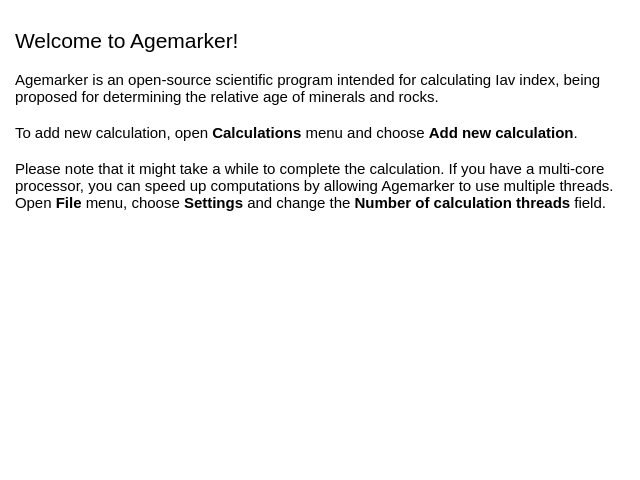
The window that src/Widgets/welcomewidget.ui (skyproject/agemarker) describes before a commit, drawn with Qt 5.
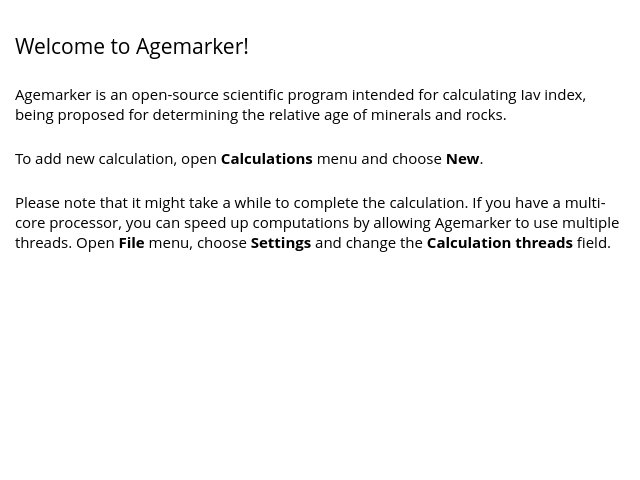
The same window after the commit.

Patch:
```diff
--- a/src/Widgets/welcomewidget.ui
+++ b/src/Widgets/welcomewidget.ui
@@ -82,6 +82,8 @@
     <widget class="QTextBrowser" name="textBrowser">
      <property name="font">
       <font>
+       <family>Open Sans</family>
+       <pointsize>11</pointsize>
        <stylestrategy>PreferAntialias</stylestrategy>
       </font>
      </property>
@@ -92,15 +94,15 @@
       <string>&lt;!DOCTYPE HTML PUBLIC &quot;-//W3C//DTD HTML 4.0//EN&quot; &quot;http://www.w3.org/TR/REC-html40/strict.dtd&quot;&gt;
 &lt;html&gt;&lt;head&gt;&lt;meta name=&quot;qrichtext&quot; content=&quot;1&quot; /&gt;&lt;style type=&quot;text/css&quot;&gt;
 p, li { white-space: pre-wrap; }
-&lt;/style&gt;&lt;/head&gt;&lt;body style=&quot; font-family:'MS Shell Dlg 2'; font-size:8.25pt; font-weight:400; font-style:normal;&quot;&gt;
-&lt;p style=&quot;-qt-paragraph-type:empty; margin-top:0px; margin-bottom:0px; margin-left:0px; margin-right:0px; -qt-block-indent:0; text-indent:0px; font-size:8pt;&quot;&gt;&lt;br /&gt;&lt;/p&gt;
-&lt;p style=&quot; margin-top:0px; margin-bottom:0px; margin-left:0px; margin-right:0px; -qt-block-indent:0; text-indent:0px;&quot;&gt;&lt;span style=&quot; font-family:'Open Sans'; font-size:16pt;&quot;&gt;Welcome to Agemarker!&lt;/span&gt;&lt;/p&gt;
-&lt;p style=&quot;-qt-paragraph-type:empty; margin-top:0px; margin-bottom:0px; margin-left:0px; margin-right:0px; -qt-block-indent:0; text-indent:0px; font-family:'Open Sans'; font-size:11pt;&quot;&gt;&lt;br /&gt;&lt;/p&gt;
-&lt;p style=&quot; margin-top:0px; margin-bottom:0px; margin-left:0px; margin-right:0px; -qt-block-indent:0; text-indent:0px;&quot;&gt;&lt;span style=&quot; font-family:'Open Sans'; font-size:11pt;&quot;&gt;Agemarker is an open-source scientific program intended for calculating Iav index, being proposed for determining the relative age of minerals and rocks.&lt;/span&gt;&lt;/p&gt;
-&lt;p style=&quot;-qt-paragraph-type:empty; margin-top:0px; margin-bottom:0px; margin-left:0px; margin-right:0px; -qt-block-indent:0; text-indent:0px; font-family:'Open Sans'; font-size:11pt;&quot;&gt;&lt;br /&gt;&lt;/p&gt;
-&lt;p style=&quot; margin-top:0px; margin-bottom:0px; margin-left:0px; margin-right:0px; -qt-block-indent:0; text-indent:0px;&quot;&gt;&lt;span style=&quot; font-family:'Open Sans'; font-size:11pt;&quot;&gt;To add new calculation, open &lt;/span&gt;&lt;span style=&quot; font-family:'Open Sans'; font-size:11pt; font-weight:600;&quot;&gt;Calculations&lt;/span&gt;&lt;span style=&quot; font-family:'Open Sans'; font-size:11pt;&quot;&gt; menu and choose &lt;/span&gt;&lt;span style=&quot; font-family:'Open Sans'; font-size:11pt; font-weight:600;&quot;&gt;Add new calculation&lt;/span&gt;&lt;span style=&quot; font-family:'Open Sans'; font-size:11pt;&quot;&gt;.&lt;/span&gt;&lt;/p&gt;
-&lt;p style=&quot;-qt-paragraph-type:empty; margin-top:0px; margin-bottom:0px; margin-left:0px; margin-right:0px; -qt-block-indent:0; text-indent:0px; font-family:'Open Sans'; font-size:11pt;&quot;&gt;&lt;br /&gt;&lt;/p&gt;
-&lt;p style=&quot; margin-top:0px; margin-bottom:0px; margin-left:0px; margin-right:0px; -qt-block-indent:0; text-indent:0px;&quot;&gt;&lt;span style=&quot; font-family:'Open Sans'; font-size:11pt;&quot;&gt;Please note that it might take a while to complete the calculation. If you have a multi-core processor, you can speed up computations by allowing Agemarker to use multiple threads. Open &lt;/span&gt;&lt;span style=&quot; font-family:'Open Sans'; font-size:11pt; font-weight:600;&quot;&gt;File&lt;/span&gt;&lt;span style=&quot; font-family:'Open Sans'; font-size:11pt;&quot;&gt; menu, choose &lt;/span&gt;&lt;span style=&quot; font-family:'Open Sans'; font-size:11pt; font-weight:600;&quot;&gt;Settings&lt;/span&gt;&lt;span style=&quot; font-family:'Open Sans'; font-size:11pt;&quot;&gt; and change the &lt;/span&gt;&lt;span style=&quot; font-family:'Open Sans'; font-size:11pt; font-weight:600;&quot;&gt;Number of calculation threads &lt;/span&gt;&lt;span style=&quot; font-family:'Open Sans'; font-size:11pt;&quot;&gt;field.&lt;/span&gt;&lt;/p&gt;&lt;/body&gt;&lt;/html&gt;</string>
+&lt;/style&gt;&lt;/head&gt;&lt;body style=&quot; font-family:'Open Sans'; font-size:11pt; font-weight:400; font-style:normal;&quot;&gt;
+&lt;p style=&quot;-qt-paragraph-type:empty; margin-top:0px; margin-bottom:0px; margin-left:0px; margin-right:0px; -qt-block-indent:0; text-indent:0px; font-family:'MS Shell Dlg 2'; font-size:8pt;&quot;&gt;&lt;br /&gt;&lt;/p&gt;
+&lt;p style=&quot; margin-top:0px; margin-bottom:0px; margin-left:0px; margin-right:0px; -qt-block-indent:0; text-indent:0px;&quot;&gt;&lt;span style=&quot; font-size:16pt;&quot;&gt;Welcome to Agemarker!&lt;/span&gt;&lt;/p&gt;
+&lt;p style=&quot;-qt-paragraph-type:empty; margin-top:0px; margin-bottom:0px; margin-left:0px; margin-right:0px; -qt-block-indent:0; text-indent:0px;&quot;&gt;&lt;br /&gt;&lt;/p&gt;
+&lt;p style=&quot; margin-top:0px; margin-bottom:0px; margin-left:0px; margin-right:0px; -qt-block-indent:0; text-indent:0px;&quot;&gt;Agemarker is an open-source scientific program intended for calculating Iav index, being proposed for determining the relative age of minerals and rocks.&lt;/p&gt;
+&lt;p style=&quot;-qt-paragraph-type:empty; margin-top:0px; margin-bottom:0px; margin-left:0px; margin-right:0px; -qt-block-indent:0; text-indent:0px;&quot;&gt;&lt;br /&gt;&lt;/p&gt;
+&lt;p style=&quot; margin-top:0px; margin-bottom:0px; margin-left:0px; margin-right:0px; -qt-block-indent:0; text-indent:0px;&quot;&gt;To add new calculation, open &lt;span style=&quot; font-weight:600;&quot;&gt;Calculations&lt;/span&gt; menu and choose &lt;span style=&quot; font-weight:600;&quot;&gt;New&lt;/span&gt;.&lt;/p&gt;
+&lt;p style=&quot;-qt-paragraph-type:empty; margin-top:0px; margin-bottom:0px; margin-left:0px; margin-right:0px; -qt-block-indent:0; text-indent:0px;&quot;&gt;&lt;br /&gt;&lt;/p&gt;
+&lt;p style=&quot; margin-top:0px; margin-bottom:0px; margin-left:0px; margin-right:0px; -qt-block-indent:0; text-indent:0px;&quot;&gt;Please note that it might take a while to complete the calculation. If you have a multi-core processor, you can speed up computations by allowing Agemarker to use multiple threads. Open &lt;span style=&quot; font-weight:600;&quot;&gt;File&lt;/span&gt; menu, choose &lt;span style=&quot; font-weight:600;&quot;&gt;Settings&lt;/span&gt; and change the &lt;span style=&quot; font-weight:600;&quot;&gt;Calculation threads &lt;/span&gt;field.&lt;/p&gt;&lt;/body&gt;&lt;/html&gt;</string>
      </property>
     </widget>
    </item>
```
